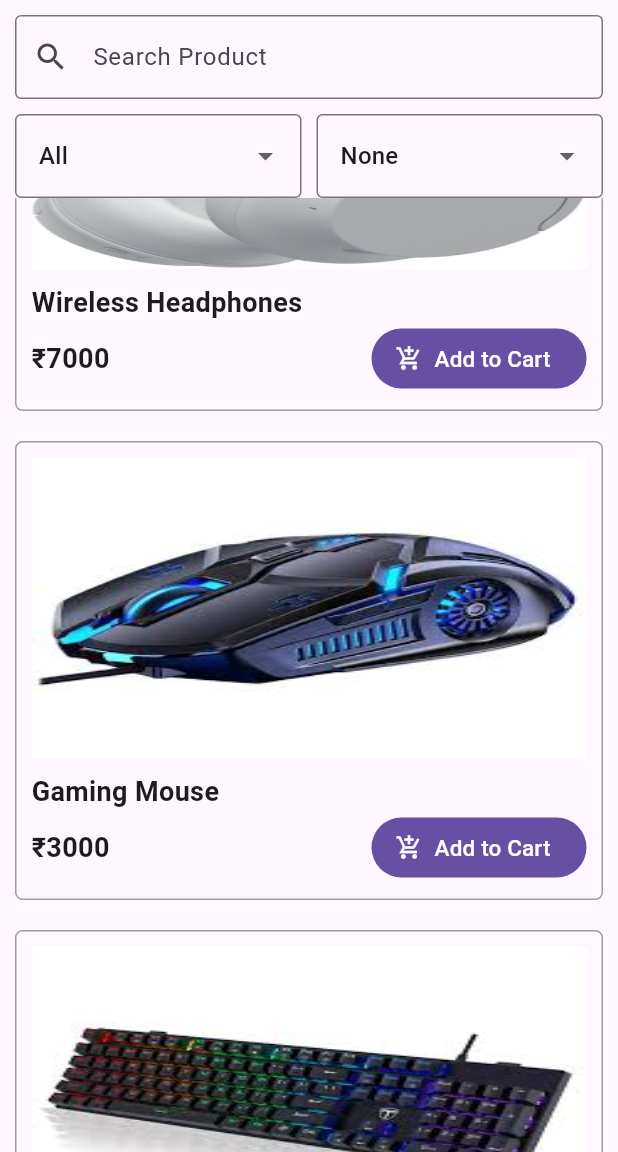
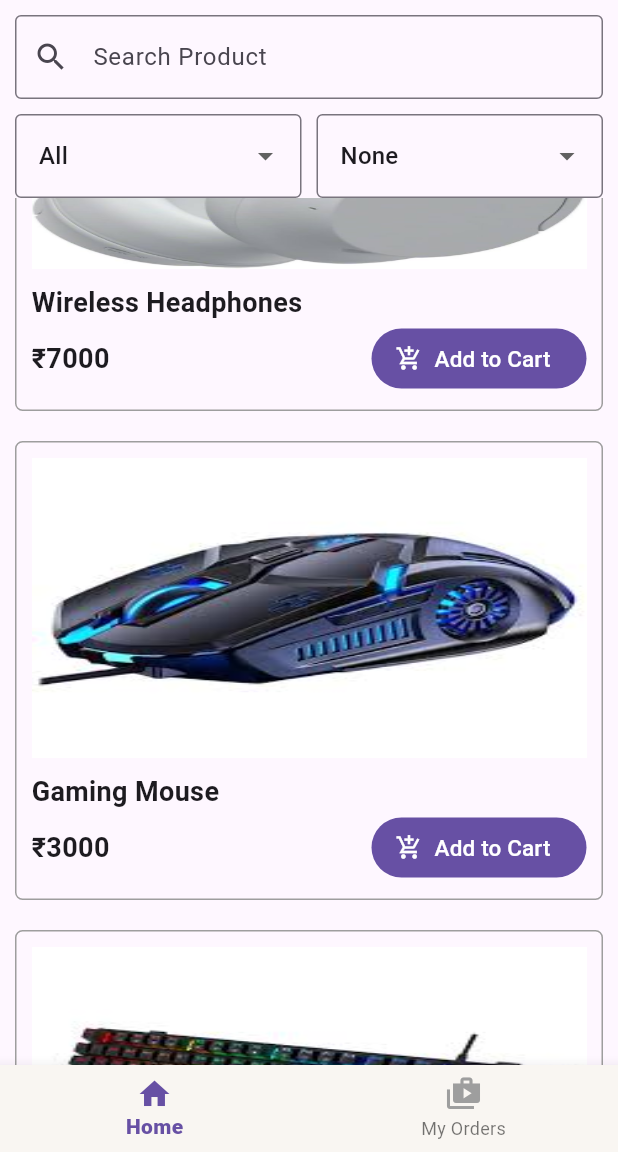
Before and after one commit to AbhinandhanaPU/order_management, a Flutter app: the screen it shows after launch, scrolled down 1152 dp, on a phone screen of 412 x 824 dp, the part 84-1236 px from its top. Run offline on Flutter 3.47's test engine with Material 3 defaults, Android fonts, the phone set to English and light mode, and no system bars; our stand-ins replace connectivity_plus, get, hive, hive_flutter; accounts and stored records are empty.

Commit message:
implemented order tracking screen using bottomNavBar

```diff
--- a/lib/main.dart
+++ b/lib/main.dart
@@ -5,7 +5,7 @@ import 'package:order_management/bindings/app_bindings.dart';
 import 'package:order_management/models/order_draft_model.dart';
 import 'package:order_management/models/order_item_model.dart';
 import 'package:order_management/models/order_model.dart';
-import 'package:order_management/view/product_listing/product_list_screen.dart';
+import 'package:order_management/view/bottom_nav_screen.dart';
 
 Future<void> main() async {
   WidgetsFlutterBinding.ensureInitialized();
@@ -33,7 +33,7 @@ class MyApp extends StatelessWidget {
       title: 'Order Management',
       debugShowCheckedModeBanner: false,
       initialBinding: AppBindings(), // Inject all controllers globally
-      home: ProductListScreen(),
+      home: BottomNavScreen(),
     );
   }
 }
--- a/lib/models/order_item_model.dart
+++ b/lib/models/order_item_model.dart
@@ -1,41 +1,31 @@
 import 'package:hive/hive.dart';
+
+import 'product_model.dart';
 
 part 'order_item_model.g.dart';
 
 @HiveType(typeId: 1)
 class OrderItem extends HiveObject {
   @HiveField(0)
-  final String productId;
+  final ProductModel product;
 
   @HiveField(1)
-  final String productName;
-
-  @HiveField(2)
   final int quantity;
 
-  @HiveField(3)
-  final double price;
-
   OrderItem({
-    required this.productId,
-    required this.productName,
+    required this.product,
     required this.quantity,
-    required this.price,
   });
 
   Map<String, dynamic> toJson() => {
-        'product_id': productId,
-        'product_name': productName,
+        'product': product.toJson(),
         'quantity': quantity,
-        'price': price,
       };
 
   factory OrderItem.fromJson(Map<String, dynamic> json) {
     return OrderItem(
-      productId: json['product_id'],
-      productName: json['product_name'],
+      product: ProductModel.fromJson(json['product']),
       quantity: json['quantity'],
-      price: json['price'],
     );
   }
 }
--- a/lib/models/order_model.dart
+++ b/lib/models/order_model.dart
@@ -12,11 +12,19 @@ class Order extends HiveObject {
   @HiveField(1)
   final double total;
 
-  Order({required this.items, required this.total});
+  @HiveField(2)
+  String orderStatus;
+
+  Order({
+    required this.items,
+    required this.total,
+    this.orderStatus = 'Pending',
+  });
 
   Map<String, dynamic> toJson() => {
         'items': items.map((item) => item.toJson()).toList(),
         'total': total,
+        'orderStatus': orderStatus,
       };
 
   factory Order.fromJson(Map<String, dynamic> json) {
@@ -25,6 +33,7 @@ class Order extends HiveObject {
           .map((item) => OrderItem.fromJson(item))
           .toList(),
       total: json['total'],
+      orderStatus: json['orderStatus'] ?? 'Pending',
     );
   }
 }
--- /dev/null
+++ b/lib/view/bottom_nav_screen.dart
@@ -0,0 +1,57 @@
+import 'package:flutter/material.dart';
+import 'package:order_management/view/order_tracking/order_tracking_screen.dart';
+import 'package:order_management/view/product_listing/product_list_screen.dart';
+
+class BottomNavScreen extends StatefulWidget {
+  const BottomNavScreen({super.key});
+
+  @override
+  State<BottomNavScreen> createState() => _BottomNavScreenState();
+}
+
+class _BottomNavScreenState extends State<BottomNavScreen> {
+  var currentIndex = 0; // Track selected tab
+
+  // List of screens corresponding to each navigation item
+  List<Widget> tabWidgets = [
+    ProductListScreen(),
+    OrderTrackingScreen(),
+  ];
+
+  @override
+  Widget build(BuildContext context) {
+    return Scaffold(
+      // Body content based on the selected tab - Displays the selected screen
+      body: tabWidgets[currentIndex],
+
+      // Bottom Navigation Bar
+      bottomNavigationBar: _buildBottonNavBar(),
+    );
+  }
+
+  Widget _buildBottonNavBar() {
+    return BottomNavigationBar(
+      items: [
+        BottomNavigationBarItem(
+          icon: Icon(Icons.home),
+          label: "Home",
+        ),
+        BottomNavigationBarItem(
+          icon: Icon(Icons.shop_2),
+          label: "My Orders",
+        ),
+      ],
+      type: BottomNavigationBarType.fixed,
+      backgroundColor: Color(0xfff9f6f2),
+      selectedLabelStyle: TextStyle(fontSize: 14, fontWeight: FontWeight.w900),
+      unselectedLabelStyle: TextStyle(fontSize: 12),
+      unselectedIconTheme: IconThemeData(color: Colors.grey.shade500),
+      currentIndex: currentIndex,
+      onTap: (int index) {
+        setState(() {
+          currentIndex = index;
+        });
+      },
+    );
+  }
+}
```
Also changed, not shown: lib/controllers/cart_controller.dart (+6 -6 lines), lib/view/order_tracking/order_tracking_screen.dart (added, +128 -0 lines), lib/view/widgets/order_status_badge.dart (added, +75 -0 lines), lib/models/order_item_model.g.dart, lib/models/order_model.g.dart.
